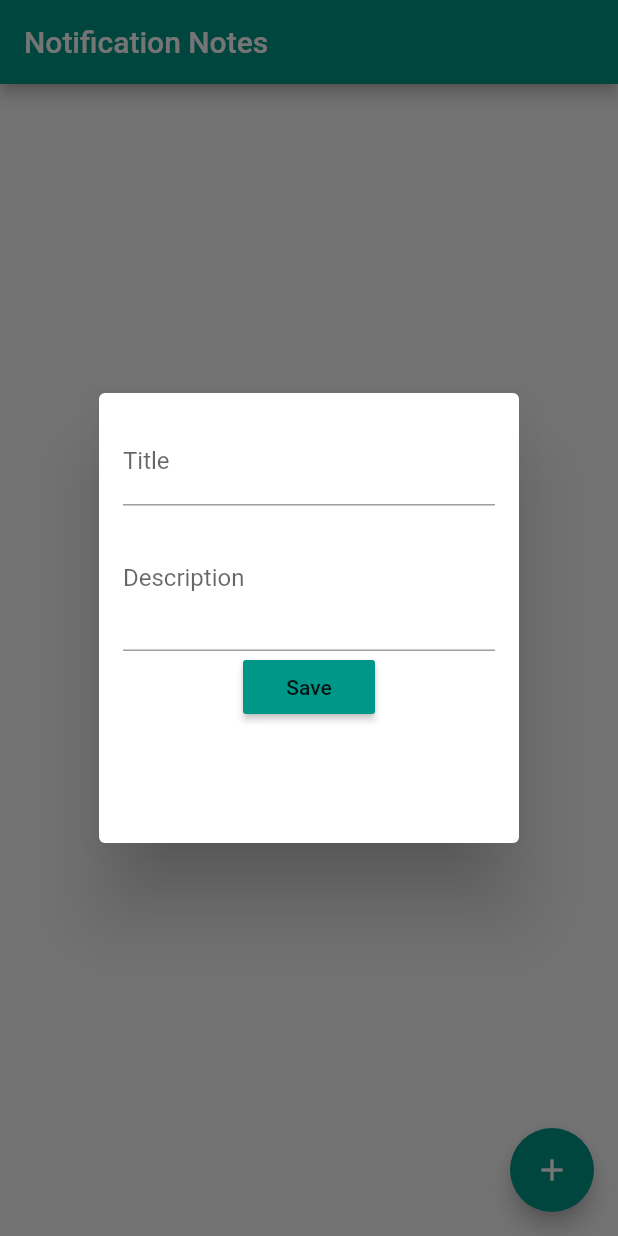
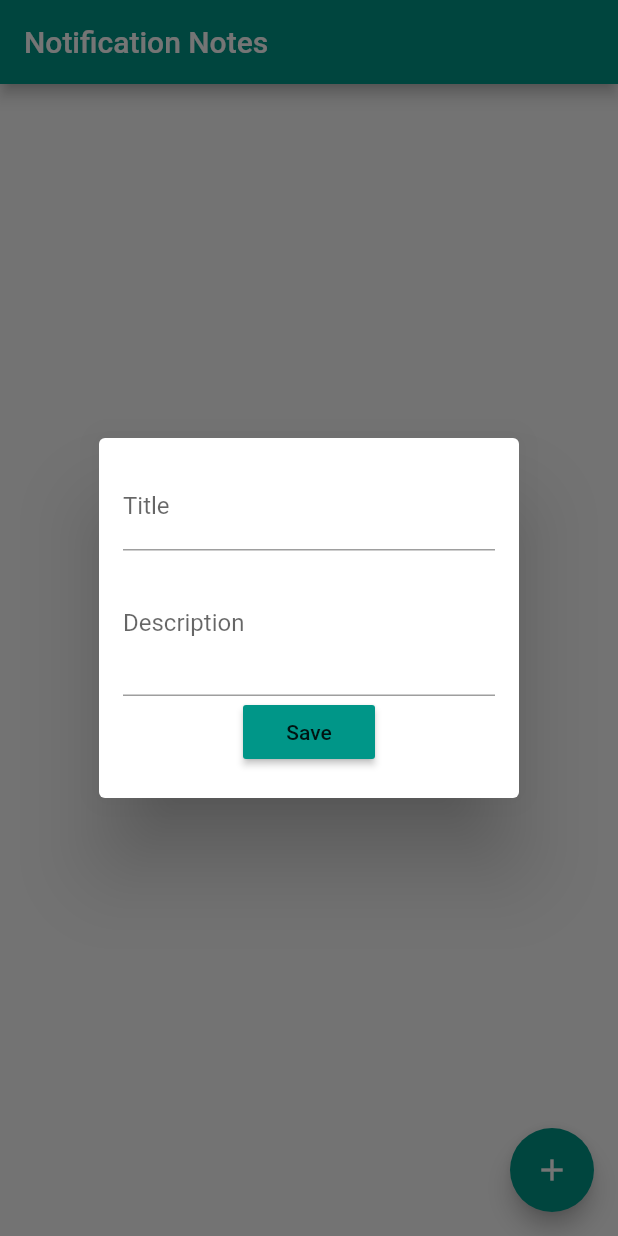
Before and after one commit to DanielBerge/notification-notes, a Flutter app: the screen it shows after launch, after a tap on the "add" icon, on a phone screen of 412 x 824 dp. Run offline on Flutter 3.47's test engine with Material 2 defaults, Android fonts, the phone set to English and light mode, and no system bars; our stand-ins replace flutter_local_notifications, flutter_slidable, shared_preferences.

Commit message:
Add rounded corners and scroll to dialogboxes

```diff
--- a/lib/main.dart
+++ b/lib/main.dart
@@ -15,6 +15,7 @@ class MyApp extends StatelessWidget {
       title: 'Notification Notes',
       theme: ThemeData(
         primarySwatch: Colors.teal,
+        dialogBackgroundColor: Colors.transparent,
       ),
       home: ChangeNotifierProvider<ItemList>(
           create: (context) => ItemList(),
--- a/lib/widgets/dismissible_tile.dart
+++ b/lib/widgets/dismissible_tile.dart
@@ -48,7 +48,7 @@ class DismissibleTile extends StatelessWidget {
           IconSlideAction(
             caption: "Delete",
             color: Colors.red,
-            icon: Icons.remove,
+            icon: Icons.cancel,
             onTap: () {
               removeItem(context, myItems);
             },
--- a/lib/widgets/edit_notification_dialog.dart
+++ b/lib/widgets/edit_notification_dialog.dart
@@ -12,10 +12,16 @@ class EditNotificationDialog extends StatelessWidget {
 
   @override
   Widget build(BuildContext context) {
-    titleController.text = itemList.editing == null ? "" : itemList.editing.string;
-    return SizedBox(
+    titleController.text =
+        itemList.editing == null ? "" : itemList.editing.string;
+    return Container(
       width: 200,
-      height: 300,
+      height: 240,
+      decoration: BoxDecoration(
+        borderRadius: BorderRadius.circular(10),
+        color: Colors.white
+      ),
+      child: SingleChildScrollView(
         child: Padding(
           padding: const EdgeInsets.all(16.0),
           child: Column(
@@ -34,11 +40,12 @@ class EditNotificationDialog extends StatelessWidget {
                 child: Text("Save"),
                 color: Colors.teal,
                 onPressed: () {
-                if(itemList.editing == null) {
+                  if (itemList.editing == null) {
                     itemList.addItem(titleController.text);
                     Navigator.of(context).pop();
                   } else {
-                  itemList.insertItem(itemList.editing.index, titleController.text);
+                    itemList.insertItem(
+                        itemList.editing.index, titleController.text);
                     itemList.clearEditingItem();
                     Navigator.of(context).pop();
                   }
@@ -47,6 +54,7 @@ class EditNotificationDialog extends StatelessWidget {
             ],
           ),
         ),
+      ),
     );
   }
 }
--- a/lib/widgets/notification_list.dart
+++ b/lib/widgets/notification_list.dart
@@ -14,8 +14,9 @@ class NotificationList extends StatelessWidget {
 
     return showDialog(
       context: context,
-      builder: (BuildContext context) =>
-          Dialog(child: EditNotificationDialog(itemList: myItems)),
+      builder: (BuildContext context) => Dialog(
+        child: EditNotificationDialog(itemList: myItems),
+      ),
     );
   }
 
```
Lines whose indentation alone changed are shown as unchanged.
